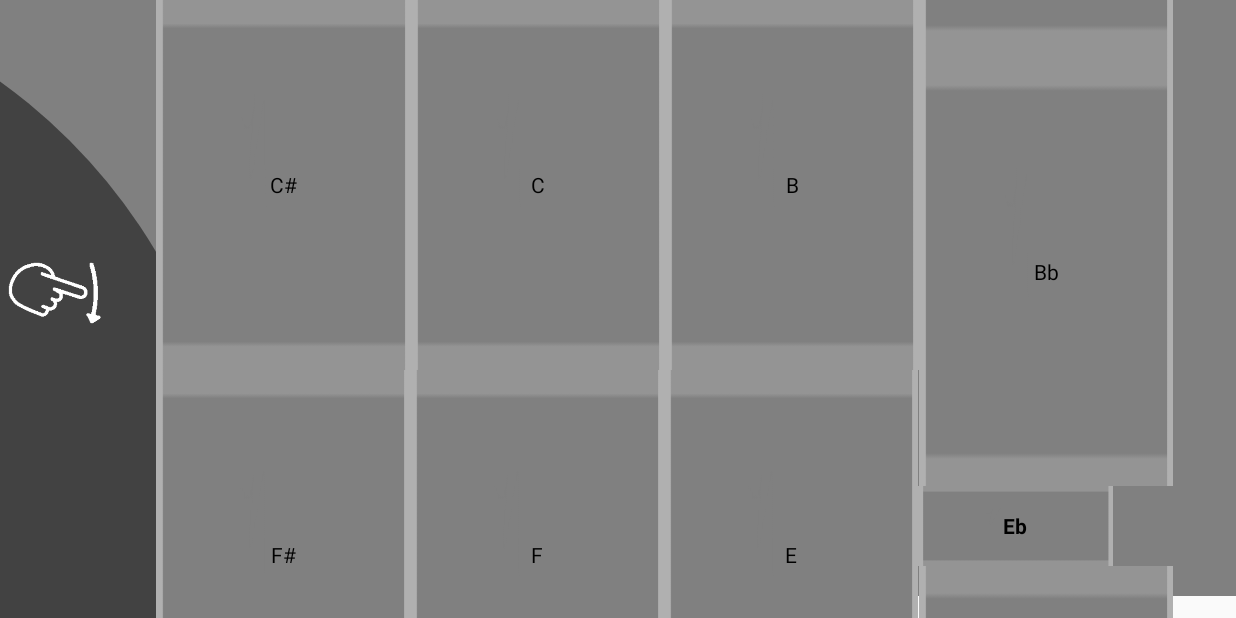
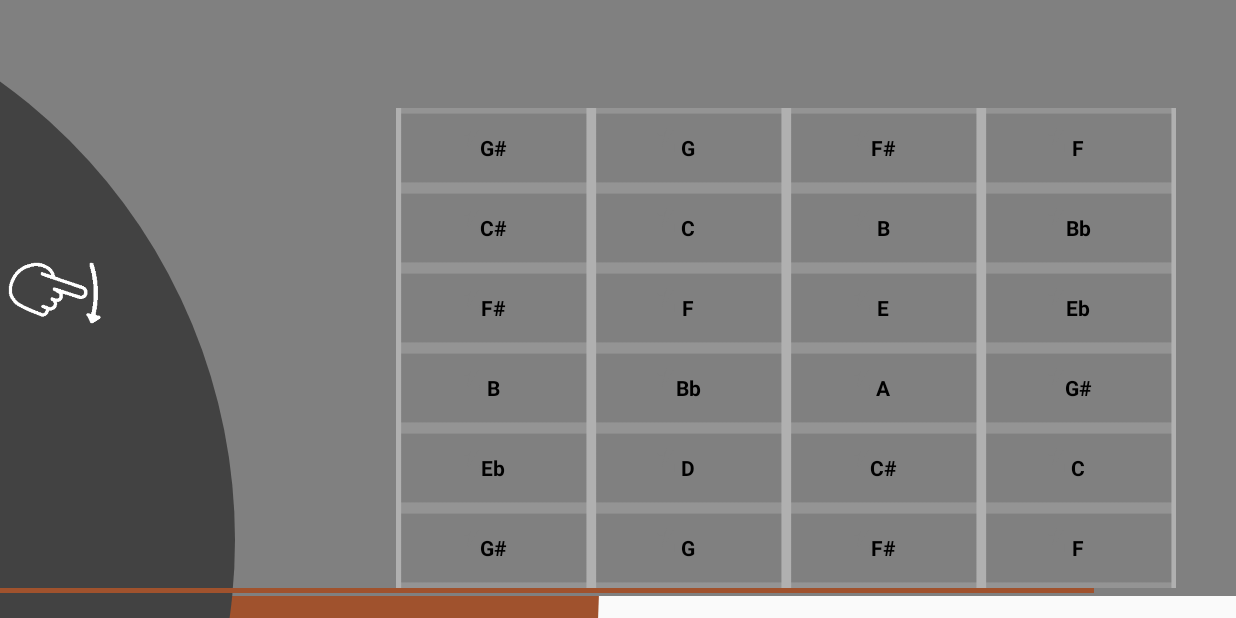
Before and after one commit to PaulTreanor/stringtheory-app, an Android app: the screen it shows after launch (MainActivity), on a phone screen of 824 x 412 dp (held sideways). Run offline under Robolectric (Android 15) with nearby library versions, the phone set to English and light mode, and no system bars.

Commit message:
Revert "Merge branch 'update_responsive_screen' into 'master'"
This reverts merge request !9

```diff
--- a/code/String Theory - Fretboard/app/src/main/res/layout/activity_main.xml
+++ b/code/String Theory - Fretboard/app/src/main/res/layout/activity_main.xml
@@ -12,10 +12,7 @@
         android:id="@+id/guitarBody"
         android:layout_width="match_parent"
         android:layout_height="match_parent"
-        app:layout_constraintBottom_toBottomOf="parent"
-        app:layout_constraintEnd_toEndOf="parent"
-        app:layout_constraintStart_toStartOf="parent"
-        app:layout_constraintTop_toTopOf="parent" />
+        ></com.paul.stringtheory_justplay.Views.guitarBody>
 
 
     <com.paul.stringtheory_justplay.Views.FretboardBackground
@@ -40,36 +37,37 @@
 
     <Button
         android:id="@+id/btn21"
-        android:layout_width="0dp"
-        android:layout_height="0dp"
+        android:layout_width="130dp"
+        android:layout_height="53dp"
+        android:layout_marginEnd="40dp"
+        android:layout_marginBottom="20dp"
+        android:textStyle="bold"
         android:background="@drawable/button_design"
-        android:text="@string/f"
-        app:layout_constraintBottom_toTopOf="@+id/divider2"
-        app:layout_constraintEnd_toStartOf="@+id/guideline4"
-        app:layout_constraintStart_toEndOf="@+id/btn22"
-        app:layout_constraintTop_toBottomOf="@+id/btn17" />
+        android:text="F"
+        app:layout_constraintBottom_toBottomOf="parent"
+        app:layout_constraintEnd_toEndOf="parent" />
 
     <Button
         android:id="@+id/btn1"
-        android:layout_width="0dp"
-        android:layout_height="0dp"
+        android:layout_width="130dp"
+        android:layout_height="53dp"
+        android:textStyle="bold"
+        android:layout_marginEnd="40dp"
         android:background="@drawable/button_design"
-        android:text="@string/f"
+        android:text="F"
         app:layout_constraintBottom_toTopOf="@+id/btn5"
-        app:layout_constraintEnd_toStartOf="@+id/guideline4"
-        app:layout_constraintStart_toEndOf="@+id/btn2"
-        app:layout_constraintTop_toBottomOf="@+id/divider" />
+        app:layout_constraintEnd_toEndOf="parent" />
 
     <Button
         android:id="@+id/btn5"
-        android:layout_width="0dp"
-        android:layout_height="0dp"
+        android:layout_width="130dp"
+        android:layout_height="53dp"
+        android:layout_marginEnd="40dp"
+        android:textStyle="bold"
         android:background="@drawable/button_design"
-        android:text="@string/bb"
+        android:text="Bb"
         app:layout_constraintBottom_toTopOf="@+id/btn9"
-        app:layout_constraintEnd_toStartOf="@+id/guideline4"
-        app:layout_constraintStart_toEndOf="@+id/btn6"
-        app:layout_constraintTop_toBottomOf="@+id/btn1" />
+        app:layout_constraintEnd_toEndOf="parent" />
 
     <Button
         android:id="@+id/btn9"
@@ -78,258 +76,214 @@
         android:layout_marginEnd="40dp"
         android:textStyle="bold"
         android:background="@drawable/button_design"
-        android:text="@string/eb"
+        android:text="Eb"
         app:layout_constraintBottom_toTopOf="@+id/btn13"
-        app:layout_constraintEnd_toStartOf="@+id/guideline4"
-        app:layout_constraintStart_toEndOf="@+id/btn10"
-        app:layout_constraintTop_toBottomOf="@+id/btn5" />
+        app:layout_constraintEnd_toEndOf="parent" />
 
     <Button
         android:id="@+id/btn13"
-        android:layout_width="0dp"
-        android:layout_height="0dp"
+        android:layout_width="130dp"
+        android:layout_height="53dp"
+        android:layout_marginEnd="40dp"
+        android:textStyle="bold"
         android:background="@drawable/button_design"
-        android:text="@string/gsharp"
+        android:text="G#"
         app:layout_constraintBottom_toTopOf="@+id/btn17"
-        app:layout_constraintEnd_toStartOf="@+id/guideline4"
-        app:layout_constraintStart_toEndOf="@+id/btn14"
-        app:layout_constraintTop_toBottomOf="@+id/btn9" />
+        app:layout_constraintEnd_toEndOf="parent" />
 
     <Button
         android:id="@+id/btn17"
-        android:layout_width="0dp"
-        android:layout_height="0dp"
-
+        android:layout_width="130dp"
+        android:layout_height="53dp"
+        android:textStyle="bold"
+        android:layout_marginEnd="40dp"
         android:background="@drawable/button_design"
-        android:text="@string/c"
+        android:text="C"
         app:layout_constraintBottom_toTopOf="@+id/btn21"
-        app:layout_constraintEnd_toStartOf="@+id/guideline4"
-        app:layout_constraintStart_toEndOf="@+id/btn18"
-        app:layout_constraintTop_toBottomOf="@+id/btn13" />
+        app:layout_constraintEnd_toEndOf="@+id/guitarBody" />
 
     <Button
         android:id="@+id/btn22"
-        android:layout_width="0dp"
-        android:layout_height="0dp"
+        android:layout_width="130dp"
+        android:layout_height="53dp"
+        android:layout_marginBottom="20dp"
         android:background="@drawable/button_design"
-        android:text="@string/fsharp"
-        app:layout_constraintBottom_toTopOf="@+id/divider2"
-        app:layout_constraintEnd_toStartOf="@+id/btn21"
-        app:layout_constraintHorizontal_bias="0.5"
-        app:layout_constraintStart_toEndOf="@+id/btn23"
-        app:layout_constraintTop_toBottomOf="@+id/btn18" />
+        android:textStyle="bold"
+        android:text="F#"
+        app:layout_constraintBottom_toBottomOf="parent"
+        app:layout_constraintEnd_toStartOf="@+id/btn21" />
 
     <Button
         android:id="@+id/btn18"
-        android:layout_width="0dp"
-        android:layout_height="0dp"
+        android:layout_width="130dp"
+        android:layout_height="53dp"
+        android:textStyle="bold"
         android:background="@drawable/button_design"
-        android:text="@string/csharp"
+        android:text="C#"
         app:layout_constraintBottom_toTopOf="@+id/btn22"
-        app:layout_constraintEnd_toStartOf="@+id/btn17"
-        app:layout_constraintHorizontal_bias="0.5"
-        app:layout_constraintStart_toEndOf="@+id/btn19"
-        app:layout_constraintTop_toBottomOf="@+id/btn14" />
+        app:layout_constraintEnd_toStartOf="@+id/btn17" />
 
     <Button
         android:id="@+id/btn14"
-        android:layout_width="0dp"
-        android:layout_height="0dp"
+        android:layout_width="130dp"
+        android:layout_height="53dp"
+        android:textStyle="bold"
         android:background="@drawable/button_design"
-        android:text="@string/a"
+        android:text="A"
         app:layout_constraintBottom_toTopOf="@+id/btn18"
-        app:layout_constraintEnd_toStartOf="@+id/btn13"
-        app:layout_constraintHorizontal_bias="0.5"
-        app:layout_constraintStart_toEndOf="@+id/btn15"
-        app:layout_constraintTop_toBottomOf="@+id/btn10" />
+        app:layout_constraintEnd_toStartOf="@+id/btn13" />
 
     <Button
         android:id="@+id/btn10"
-        android:layout_width="0dp"
-        android:layout_height="0dp"
+        android:layout_width="130dp"
+        android:layout_height="53dp"
+        android:textStyle="bold"
         android:background="@drawable/button_design"
-        android:text="@string/e"
+        android:text="E"
         app:layout_constraintBottom_toTopOf="@+id/btn14"
-        app:layout_constraintEnd_toStartOf="@+id/btn9"
-        app:layout_constraintHorizontal_bias="0.5"
-        app:layout_constraintStart_toEndOf="@+id/btn11"
-        app:layout_constraintTop_toBottomOf="@+id/btn6" />
+        app:layout_constraintEnd_toStartOf="@+id/btn9" />
 
     <Button
         android:id="@+id/btn6"
-        android:layout_width="0dp"
-        android:layout_height="0dp"
+        android:layout_width="130dp"
+        android:layout_height="53dp"
+        android:textStyle="bold"
         android:background="@drawable/button_design"
-        android:text="@string/b"
+        android:text="B"
         app:layout_constraintBottom_toTopOf="@+id/btn10"
-        app:layout_constraintEnd_toStartOf="@+id/btn5"
-        app:layout_constraintHorizontal_bias="0.5"
-        app:layout_constraintStart_toEndOf="@+id/btn7"
-        app:layout_constraintTop_toBottomOf="@+id/btn2" />
+        app:layout_constraintEnd_toStartOf="@+id/btn5" />
 
     <Button
         android:id="@+id/btn2"
-        android:layout_width="0dp"
-        android:layout_height="0dp"
+        android:layout_width="130dp"
+        android:layout_height="53dp"
+        android:textStyle="bold"
         android:background="@drawable/button_design"
-        android:text="@string/fsharp"
+        android:text="F#"
         app:layout_constraintBottom_toTopOf="@+id/btn6"
-        app:layout_constraintEnd_toStartOf="@+id/btn1"
-        app:layout_constraintHorizontal_bias="0.5"
-        app:layout_constraintStart_toEndOf="@+id/btn3"
-        app:layout_constraintTop_toBottomOf="@+id/divider" />
+        app:layout_constraintEnd_toStartOf="@+id/btn1" />
 
     <Button
         android:id="@+id/btn23"
-        android:layout_width="0dp"
-        android:layout_height="0dp"
-
+        android:layout_width="130dp"
+        android:layout_height="53dp"
+        android:layout_marginBottom="20dp"
         android:background="@drawable/button_design"
-        android:text="@string/g"
-        app:layout_constraintBottom_toTopOf="@+id/divider2"
-        app:layout_constraintEnd_toStartOf="@+id/btn22"
-        app:layout_constraintHorizontal_bias="0.5"
-        app:layout_constraintStart_toEndOf="@+id/btn24"
-        app:layout_constraintTop_toBottomOf="@+id/btn19" />
+        android:textStyle="bold"
+        android:text="G"
+        app:layout_constraintBottom_toBottomOf="@+id/background"
+        app:layout_constraintEnd_toStartOf="@+id/btn22" />
 
     <Button
         android:id="@+id/btn19"
-        android:layout_width="0dp"
-        android:layout_height="0dp"
+        android:layout_width="130dp"
+        android:layout_height="53dp"
+        android:textStyle="bold"
         android:background="@drawable/button_design"
-        android:text="@string/d"
+        android:text="D"
         app:layout_constraintBottom_toTopOf="@+id/btn23"
-        app:layout_constraintEnd_toStartOf="@+id/btn18"
-        app:layout_constraintHorizontal_bias="0.5"
-        app:layout_constraintStart_toEndOf="@+id/btn20"
-        app:layout_constraintTop_toBottomOf="@+id/btn15" />
+        app:layout_constraintEnd_toStartOf="@+id/btn18" />
 
     <Button
         android:id="@+id/btn15"
-        android:layout_width="0dp"
-        android:layout_height="0dp"
+        android:layout_width="130dp"
+        android:layout_height="53dp"
+        android:textStyle="bold"
         android:background="@drawable/button_design"
-        android:text="@string/bb"
+        android:text="Bb"
         app:layout_constraintBottom_toTopOf="@+id/btn19"
-        app:layout_constraintEnd_toStartOf="@+id/btn14"
-        app:layout_constraintHorizontal_bias="0.5"
-        app:layout_constraintStart_toEndOf="@+id/btn16"
-        app:layout_constraintTop_toBottomOf="@+id/btn11" />
+        app:layout_constraintEnd_toStartOf="@+id/btn14" />
 
     <Button
         android:id="@+id/btn11"
-        android:layout_width="0dp"
-        android:layout_height="0dp"
-
+        android:layout_width="130dp"
+        android:layout_height="53dp"
+        android:textStyle="bold"
         android:background="@drawable/button_design"
-        android:text="@string/f"
+        android:text="F"
         app:layout_constraintBottom_toTopOf="@+id/btn15"
-        app:layout_constraintEnd_toStartOf="@+id/btn10"
-        app:layout_constraintHorizontal_bias="0.5"
-        app:layout_constraintStart_toEndOf="@+id/btn12"
-        app:layout_constraintTop_toBottomOf="@+id/btn7" />
+        app:layout_constraintEnd_toStartOf="@+id/btn10" />
 
     <Button
         android:id="@+id/btn7"
-        android:layout_width="0dp"
-        android:layout_height="0dp"
+        android:layout_width="130dp"
+        android:layout_height="53dp"
+        android:textStyle="bold"
         android:background="@drawable/button_design"
-        android:text="@string/c"
+        android:text="C"
         app:layout_constraintBottom_toTopOf="@+id/btn11"
-        app:layout_constraintEnd_toStartOf="@+id/btn6"
-        app:layout_constraintHorizontal_bias="0.5"
-        app:layout_constraintStart_toEndOf="@+id/btn8"
-        app:layout_constraintTop_toBottomOf="@+id/btn3" />
+        app:layout_constraintEnd_toStartOf="@+id/btn6" />
 
     <Button
         android:id="@+id/btn3"
-        android:layout_width="0dp"
-        android:layout_height="0dp"
+        android:layout_width="130dp"
+        android:layout_height="53dp"
+        android:textStyle="bold"
         android:background="@drawable/button_design"
-        android:text="@string/g"
+        android:text="G"
         app:layout_constraintBottom_toTopOf="@+id/btn7"
-        app:layout_constraintEnd_toStartOf="@+id/btn2"
-        app:layout_constraintHorizontal_bias="0.5"
-        app:layout_constraintStart_toEndOf="@+id/btn4"
-        app:layout_constraintTop_toBottomOf="@+id/divider" />
+        app:layout_constraintEnd_toStartOf="@+id/btn2" />
 
     <Button
         android:id="@+id/btn24"
-        android:layout_width="0dp"
-        android:layout_height="0dp"
+        android:layout_width="130dp"
+        android:layout_height="53dp"
+        android:layout_marginBottom="20dp"
         android:background="@drawable/button_design"
-        android:text="@string/gsharp"
-        app:layout_constraintBottom_toTopOf="@+id/divider2"
-        app:layout_constraintEnd_toStartOf="@+id/btn23"
-        app:layout_constraintHorizontal_bias="0.5"
-        app:layout_constraintStart_toEndOf="@+id/fretboardBackground"
-        app:layout_constraintStart_toStartOf="@+id/guideline"
-        app:layout_constraintTop_toBottomOf="@+id/btn20" />
+        android:textStyle="bold"
+        android:text="G#"
+        app:layout_constraintBottom_toBottomOf="parent"
+        app:layout_constraintEnd_toStartOf="@+id/btn23" />
 
     <Button
         android:id="@+id/btn20"
-        android:layout_width="0dp"
-        android:layout_height="0dp"
+        android:layout_width="130dp"
+        android:layout_height="53dp"
+        android:textStyle="bold"
         android:background="@drawable/button_design"
-        android:text="@string/eb"
+        android:text="Eb"
         app:layout_constraintBottom_toTopOf="@+id/btn24"
-        app:layout_constraintEnd_toStartOf="@+id/btn19"
-        app:layout_constraintHorizontal_bias="0.5"
-        app:layout_constraintStart_toEndOf="@+id/fretboardBackground"
-        app:layout_constraintStart_toStartOf="@+id/guideline"
-        app:layout_constraintTop_toBottomOf="@+id/btn16" />
+        app:layout_constraintEnd_toStartOf="@+id/btn19" />
 
     <Button
         android:id="@+id/btn16"
-        android:layout_width="0dp"
-        android:layout_height="0dp"
+        android:layout_width="130dp"
+        android:layout_height="53dp"
+        android:textStyle="bold"
         android:background="@drawable/button_design"
-        android:text="@string/b"
+        android:text="B"
         app:layout_constraintBottom_toTopOf="@+id/btn20"
-        app:layout_constraintEnd_toStartOf="@+id/btn15"
-        app:layout_constraintHorizontal_bias="0.5"
-        app:layout_constraintStart_toEndOf="@+id/guitarBody"
-        app:layout_constraintStart_toStartOf="@+id/guideline"
-        app:layout_constraintTop_toBottomOf="@+id/btn12" />
+        app:layout_constraintEnd_toStartOf="@+id/btn15" />
 
     <Button
         android:id="@+id/btn12"
-        android:layout_width="0dp"
-        android:layout_height="0dp"
+        android:layout_width="130dp"
+        android:layout_height="53dp"
+        android:textStyle="bold"
         android:background="@drawable/button_design"
-        android:text="@string/fsharp"
+        android:text="F#"
         app:layout_constraintBottom_toTopOf="@+id/btn16"
-        app:layout_constraintEnd_toStartOf="@+id/btn11"
-        app:layout_constraintHorizontal_bias="0.5"
-        app:layout_constraintStart_toEndOf="@+id/guitarBody"
-        app:layout_constraintStart_toStartOf="@+id/guideline"
-        app:layout_constraintTop_toBottomOf="@+id/btn8" />
+        app:layout_constraintEnd_toStartOf="@+id/btn11" />
 
     <Button
         android:id="@+id/btn8"
-        android:layout_width="0dp"
-        android:layout_height="0dp"
+        android:layout_width="130dp"
+        android:layout_height="53dp"
+        android:textStyle="bold"
         android:background="@drawable/button_design"
-        android:text="@string/csharp"
+        android:text="C#"
         app:layout_constraintBottom_toTopOf="@+id/btn12"
-        app:layout_constraintEnd_toStartOf="@+id/btn7"
-        app:layout_constraintHorizontal_bias="0.0"
-        app:layout_constraintStart_toEndOf="@+id/fretboardBackground"
-        app:layout_constraintStart_toStartOf="@+id/guideline"
-        app:layout_constraintTop_toBottomOf="@+id/btn4" />
+        app:layout_constraintEnd_toStartOf="@+id/btn7" />
 
     <Button
         android:id="@+id/btn4"
-        android:layout_width="0dp"
-        android:layout_height="0dp"
-       android:background="@drawable/button_design"
-        android:text="@string/gsharp"
+        android:layout_width="130dp"
+        android:layout_height="53dp"
+        android:textStyle="bold"
+        android:background="@drawable/button_design"
+        android:text="G#"
         app:layout_constraintBottom_toTopOf="@+id/btn8"
-        app:layout_constraintEnd_toStartOf="@+id/btn3"
-        app:layout_constraintHorizontal_bias="0.0"
-        app:layout_constraintStart_toEndOf="@+id/fretboardBackground"
-        app:layout_constraintStart_toStartOf="@+id/guideline"
-        app:layout_constraintTop_toBottomOf="@+id/divider" />
+        app:layout_constraintEnd_toStartOf="@+id/btn3" />
 
     <View
         android:id="@+id/divider"
@@ -364,19 +318,5 @@
         android:onClick="playChord"
         ></com.paul.stringtheory_justplay.Views.strumArea>
 
-    <androidx.constraintlayout.widget.Guideline
-        android:id="@+id/guideline"
-        android:layout_width="wrap_content"
-        android:layout_height="wrap_content"
-        android:orientation="vertical"
-        app:layout_constraintGuide_percent="0.12647754" />
-
-    <androidx.constraintlayout.widget.Guideline
-        android:id="@+id/guideline4"
-        android:layout_width="wrap_content"
-        android:layout_height="wrap_content"
-        android:orientation="vertical"
-        app:layout_constraintGuide_percent="0.94917256" />
-
 
 </androidx.constraintlayout.widget.ConstraintLayout>
--- a/code/String Theory - Fretboard/app/src/main/res/values/strings.xml
+++ b/code/String Theory - Fretboard/app/src/main/res/values/strings.xml
@@ -2,16 +2,4 @@
     <string name="app_name">String Theory - Just Play</string>
     <string name="freestyle">Freestyle Mode</string>
     <string name="settings">Setting</string>
-    <string name="f">F</string>
-    <string name="fsharp">F#</string>
-    <string name="c">C</string>
-    <string name="csharp">C#</string>
-    <string name="a">A</string>
-    <string name="bb">Bb</string>
-    <string name="eb">Eb</string>
-    <string name="gsharp">G#</string>
-    <string name="g">G</string>
-    <string name="e">E</string>
-    <string name="b">B</string>
-    <string name="d">D</string>
 </resources>
```
